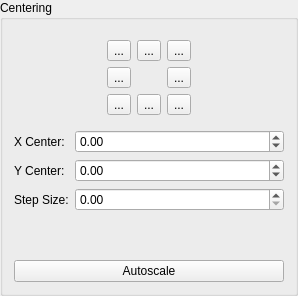
Qt form qxrdcenterfinderdialog.ui (guyjennings/qxrd) before a commit.
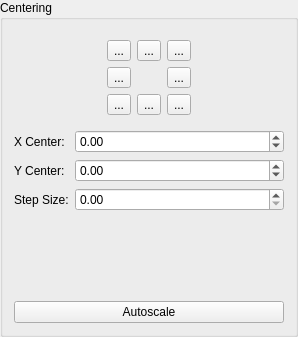
The same form after that commit. Icons and pictures are not drawn.

What changed in the file:
```diff
--- a/qxrdcenterfinderdialog.ui
+++ b/qxrdcenterfinderdialog.ui
@@ -7,7 +7,7 @@
     <x>0</x>
     <y>0</y>
     <width>298</width>
-    <height>296</height>
+    <height>337</height>
    </rect>
   </property>
   <property name="windowTitle">
```
Left out of the diff: 12 changed lines with no effect on the pictures.
